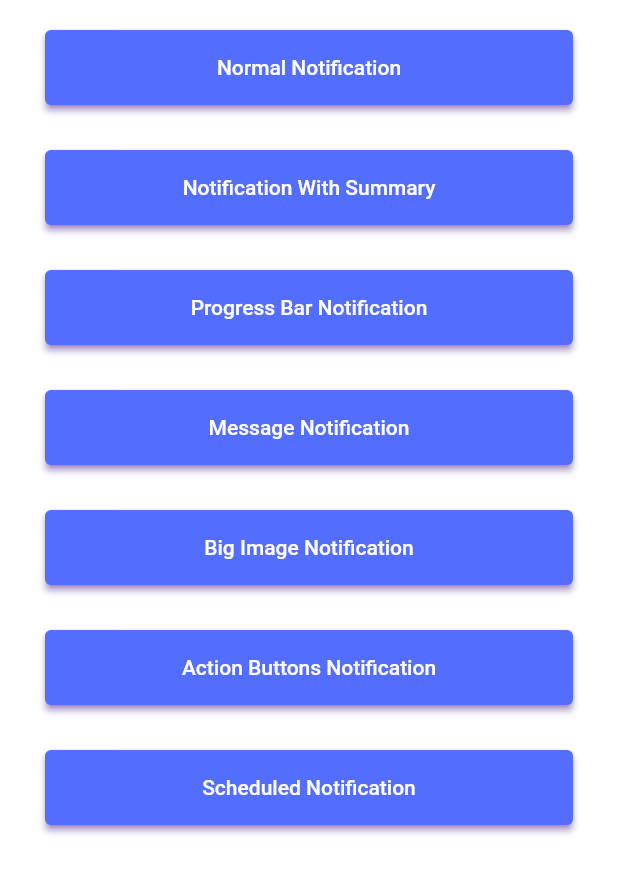
After one commit to rahulreddy1665/Todo_app_Flutter, a Flutter app: the PushNoitifications screen opened by its route, after a tap on "Action Buttons Notification", on a phone screen of 412 x 824 dp. The commit adds this screen. Shown: the top 874 px of the screen. Run offline on Flutter 3.47's test engine with Material 2 defaults, Android fonts, the phone set to English and light mode, and no system bars; our stand-ins replace animated_splash_screen, awesome_notifications, date_time_picker, firebase_core, firebase_messaging, image_picker and 1 more; accounts and stored records are empty.

Commit message:
Added Notification and image picker

```diff
--- /dev/null
+++ b/lib/Widgets/notification_button.dart
@@ -0,0 +1,36 @@
+import 'package:flutter/material.dart';
+
+class NotificationButton extends StatelessWidget {
+  const NotificationButton({
+    required this.onPressed,
+    required this.text,
+    super.key,
+  });
+
+  final VoidCallback onPressed;
+  final String text;
+
+  @override
+  Widget build(BuildContext context) {
+    return Padding(
+      padding: const EdgeInsets.only(
+        left: 30.0,
+        right: 30.0,
+        top: 20,
+        bottom: 10,
+      ),
+      child: SizedBox(
+        width: MediaQuery.of(context).size.width,
+        height: 50,
+        child: ElevatedButton(
+          style: ElevatedButton.styleFrom(
+            shadowColor: Theme.of(context).shadowColor,
+            backgroundColor: Colors.indigoAccent,
+          ),
+          onPressed: onPressed,
+          child: Text(text),
+        ),
+      ),
+    );
+  }
+}
--- /dev/null
+++ b/lib/api/firebase_api.dart
@@ -0,0 +1,20 @@
+import 'package:firebase_messaging/firebase_messaging.dart';
+import 'package:flutter/material.dart';
+import 'package:task_manager/pages/pushnotifications.dart';
+
+Future<void> handleBackgroundMessage(RemoteMessage message) async{
+print(message.notification?.title);
+print(message.notification?.body);
+
+}
+
+class FirebaseApi{
+  final _firebaseMessaging = FirebaseMessaging.instance;
+
+  Future<void> initNotifications() async {
+    await  _firebaseMessaging.requestPermission();
+    final fcmToken= await _firebaseMessaging.getToken();
+    print(fcmToken);
+    FirebaseMessaging.onBackgroundMessage(handleBackgroundMessage);
+  }
+}
--- /dev/null
+++ b/lib/api/notification_service.dart
@@ -0,0 +1,121 @@
+import 'package:task_manager/main.dart';
+import 'package:awesome_notifications/awesome_notifications.dart';
+import 'package:flutter/material.dart';
+import 'package:task_manager/pages/second_screen.dart';
+
+class NotificationService {
+  static Future<void> initializeNotification() async {
+    await AwesomeNotifications().initialize(
+      null,
+      [
+        NotificationChannel(
+          channelGroupKey: 'high_importance_channel',
+          channelKey: 'high_importance_channel',
+          channelName: 'Basic notifications',
+          channelDescription: 'Notification channel for basic tests',
+          defaultColor: const Color(0xFF9D50DD),
+          ledColor: Colors.white,
+          importance: NotificationImportance.Max,
+          channelShowBadge: true,
+          onlyAlertOnce: true,
+          playSound: true,
+          criticalAlerts: true,
+        )
+      ],
+      channelGroups: [
+        NotificationChannelGroup(
+          channelGroupKey: 'high_importance_channel_group',
+          channelGroupName: 'Group 1',
+        )
+      ],
+      debug: true,
+    );
+
+    await AwesomeNotifications().isNotificationAllowed().then(
+          (isAllowed) async {
+        if (!isAllowed) {
+          await AwesomeNotifications().requestPermissionToSendNotifications();
+        }
+      },
+    );
+
+    await AwesomeNotifications().setListeners(
+      onActionReceivedMethod: onActionReceivedMethod,
+      onNotificationCreatedMethod: onNotificationCreatedMethod,
+      onNotificationDisplayedMethod: onNotificationDisplayedMethod,
+      onDismissActionReceivedMethod: onDismissActionReceivedMethod,
+    );
+  }
+
+  /// Use this method to detect when a new notification or a schedule is created
+  static Future<void> onNotificationCreatedMethod(
+      ReceivedNotification receivedNotification) async {
+    debugPrint('onNotificationCreatedMethod');
+  }
+
+  /// Use this method to detect every time that a new notification is displayed
+  static Future<void> onNotificationDisplayedMethod(
+      ReceivedNotification receivedNotification) async {
+    debugPrint('onNotificationDisplayedMethod');
+  }
+
+  /// Use this method to detect if the user dismissed a notification
+  static Future<void> onDismissActionReceivedMethod(
+      ReceivedAction receivedAction) async {
+    debugPrint('onDismissActionReceivedMethod');
+  }
+
+  /// Use this method to detect when the user taps on a notification or action button
+  static Future<void> onActionReceivedMethod(
+      ReceivedAction receivedAction) async {
+    debugPrint('onActionReceivedMethod');
+    final payload = receivedAction.payload ?? {};
+    if (payload["navigate"] == "true") {
+      MainApp.navigatorKey.currentState?.push(
+        MaterialPageRoute(
+          builder: (_) => const SecondScreen(),
+        ),
+      );
+    }
+  }
+
+  static Future<void> showNotification({
+    required final String title,
+    required final String body,
+    final String? summary,
+    final Map<String, String>? payload,
+    final ActionType actionType = ActionType.Default,
+    final NotificationLayout notificationLayout = NotificationLayout.Default,
+    final NotificationCategory? category,
+    final String? bigPicture,
+    final List<NotificationActionButton>? actionButtons,
+    final bool scheduled = false,
+    final int? interval,
+  }) async {
+    assert(!scheduled || (scheduled && interval != null));
+
+    await AwesomeNotifications().createNotification(
+      content: NotificationContent(
+        id: -1,
+        channelKey: 'high_importance_channel',
+        title: title,
+        body: body,
+        actionType: actionType,
+        notificationLayout: notificationLayout,
+        summary: summary,
+        category: category,
+        payload: payload,
+        bigPicture: bigPicture,
+      ),
+      actionButtons: actionButtons,
+      schedule: scheduled
+          ? NotificationInterval(
+        interval: interval,
+        timeZone:
+        await AwesomeNotifications().getLocalTimeZoneIdentifier(),
+        preciseAlarm: true,
+      )
+          : null,
+    );
+  }
+}
--- /dev/null
+++ b/lib/pages/pushnotifications.dart
@@ -0,0 +1,111 @@
+
+import 'package:awesome_notifications/awesome_notifications.dart';
+import 'package:flutter/material.dart';
+import 'package:task_manager/Widgets/notification_button.dart';
+import 'package:task_manager/api/notification_service.dart';
+
+class PushNoitifications extends StatelessWidget {
+  const PushNoitifications({super.key});
+
+  @override
+  Widget build(BuildContext context) {
+    return Scaffold(
+      backgroundColor: Colors.white,
+      body: Container(
+
+        child: Column(
+          crossAxisAlignment: CrossAxisAlignment.center,
+          mainAxisAlignment: MainAxisAlignment.start,
+          children: [
+
+            NotificationButton(
+              text: "Normal Notification",
+              onPressed: () async {
+                await NotificationService.showNotification(
+                  title: "Title of the notification",
+                  body: "Body of the notification",
+                );
+              },
+            ),
+            NotificationButton(
+              text: "Notification With Summary",
+              onPressed: () async {
+                await NotificationService.showNotification(
+                  title: "Title of the notification",
+                  body: "Body of the notification",
+                  summary: "Small Summary",
+                  notificationLayout: NotificationLayout.Inbox,
+                );
+              },
+            ),
+            NotificationButton(
+              text: "Progress Bar Notification",
+              onPressed: () async {
+                await NotificationService.showNotification(
+                  title: "Title of the notification",
+                  body: "Body of the notification",
+                  summary: "Small Summary",
+                  notificationLayout: NotificationLayout.ProgressBar,
+                );
+              },
+            ),
+            NotificationButton(
+              text: "Message Notification",
+              onPressed: () async {
+                await NotificationService.showNotification(
+                  title: "Title of the notification",
+                  body: "Body of the notification",
+                  summary: "Small Summary",
+                  notificationLayout: NotificationLayout.Messaging,
+                );
+              },
+            ),
+            NotificationButton(
+              text: "Big Image Notification",
+              onPressed: () async {
+                await NotificationService.showNotification(
+                  title: "Title of the notification",
+                  body: "Body of the notification",
+                  summary: "Small Summary",
+                  notificationLayout: NotificationLayout.BigPicture,
+                  bigPicture:
+                  "https://files.tecnoblog.net/wp-content/uploads/2019/09/emoji.jpg",
+                );
+              },
+            ),
+            NotificationButton(
+              text: "Action Buttons Notification",
+              onPressed: () async {
+                await NotificationService.showNotification(
+                    title: "Title of the notification",
+                    body: "Body of the notification",
+                    payload: {
+                      "navigate": "true",
+                    },
+                    actionButtons: [
+                      NotificationActionButton(
+                        key: 'check',
+                        label: 'Check it out',
+                        actionType: ActionType.SilentAction,
+                        color: Colors.green,
+                      )
+                    ]);
+              },
+            ),
+            NotificationButton(
+              text: "Scheduled Notification",
+              onPressed: () async {
+                await NotificationService.showNotification(
+                  title: "Scheduled Notification",
+                  body: "Notification was fired after 5 seconds",
+                  scheduled: true,
+                  interval: 5,
+                );
+              },
+            ),
+          ],
+        ),
+      ),
+    );
+  }
+}
--- a/pubspec.yaml
+++ b/pubspec.yaml
@@ -39,6 +39,12 @@ dependencies:
   animated_splash_screen: ^1.3.0
   date_time_picker: ^2.1.0
   uuid: ^3.0.7
+  google_fonts: ^5.1.0
+  intl: ^0.17.0
+  firebase_core: ^2.14.0
+  firebase_messaging: ^14.6.4
+  image_picker: ^1.0.0
+  awesome_notifications: ^0.7.4+1
 
 
 
```
Also changed, not shown: lib/main.dart (+35 -8 lines), lib/pages/home.dart (+9 -2 lines), lib/pages/imagepicker.dart (added, +85 -0 lines), lib/pages/second_screen.dart (added, +39 -0 lines), pubspec.lock, 15 other files.
